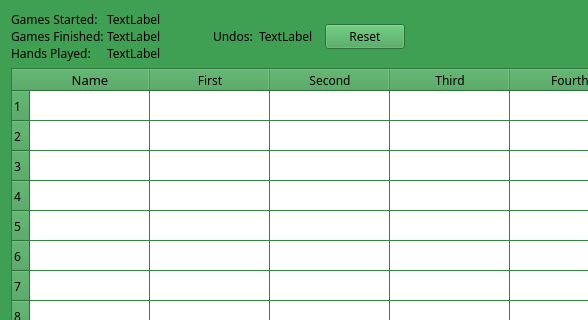
This is statistics.ui in Rescator7/Hearts2 as Qt 5 draws it before an edit; both pictures show x 0 to 588 and y 0 to 320 of the 870 by 600 pixel window. The edited form follows.
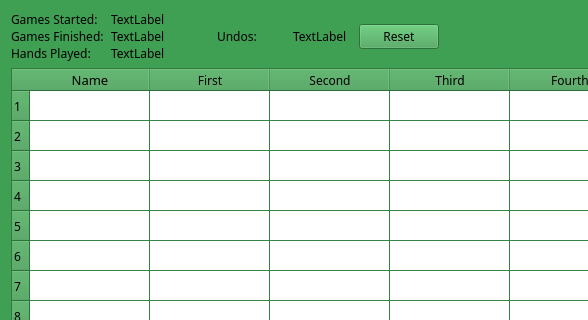
This is the edited form.

What changed in the file:
```diff
--- a/statistics.ui
+++ b/statistics.ui
@@ -1201,9 +1201,15 @@
          <verstretch>0</verstretch>
         </sizepolicy>
        </property>
+       <property name="minimumSize">
+        <size>
+         <width>70</width>
+         <height>0</height>
+        </size>
+       </property>
        <property name="maximumSize">
         <size>
-         <width>80</width>
+         <width>100</width>
          <height>16777215</height>
         </size>
        </property>
@@ -1248,9 +1254,15 @@
       <layout class="QHBoxLayout" name="horizontalLayout">
        <item>
         <widget class="QLabel" name="label">
+         <property name="minimumSize">
+          <size>
+           <width>100</width>
+           <height>0</height>
+          </size>
+         </property>
          <property name="maximumSize">
           <size>
-           <width>120</width>
+           <width>270</width>
            <height>16777215</height>
           </size>
          </property>
@@ -1266,7 +1278,7 @@
         <widget class="QLabel" name="label_games_started">
          <property name="minimumSize">
           <size>
-           <width>100</width>
+           <width>50</width>
            <height>0</height>
           </size>
          </property>
@@ -1281,9 +1293,15 @@
       <layout class="QHBoxLayout" name="horizontalLayout_2">
        <item>
         <widget class="QLabel" name="label_2">
+         <property name="minimumSize">
+          <size>
+           <width>100</width>
+           <height>0</height>
+          </size>
+         </property>
          <property name="maximumSize">
           <size>
-           <width>120</width>
+           <width>270</width>
            <height>16777215</height>
           </size>
          </property>
@@ -1317,9 +1335,15 @@
       <layout class="QHBoxLayout" name="horizontalLayout_3">
        <item>
         <widget class="QLabel" name="label_3">
+         <property name="minimumSize">
+          <size>
+           <width>100</width>
+           <height>0</height>
+          </size>
+         </property>
          <property name="maximumSize">
           <size>
-           <width>120</width>
+           <width>270</width>
            <height>16777215</height>
           </size>
          </property>
@@ -1335,7 +1359,7 @@
         <widget class="QLabel" name="label_hands_played">
          <property name="minimumSize">
           <size>
-           <width>100</width>
+           <width>50</width>
            <height>0</height>
           </size>
          </property>
```
